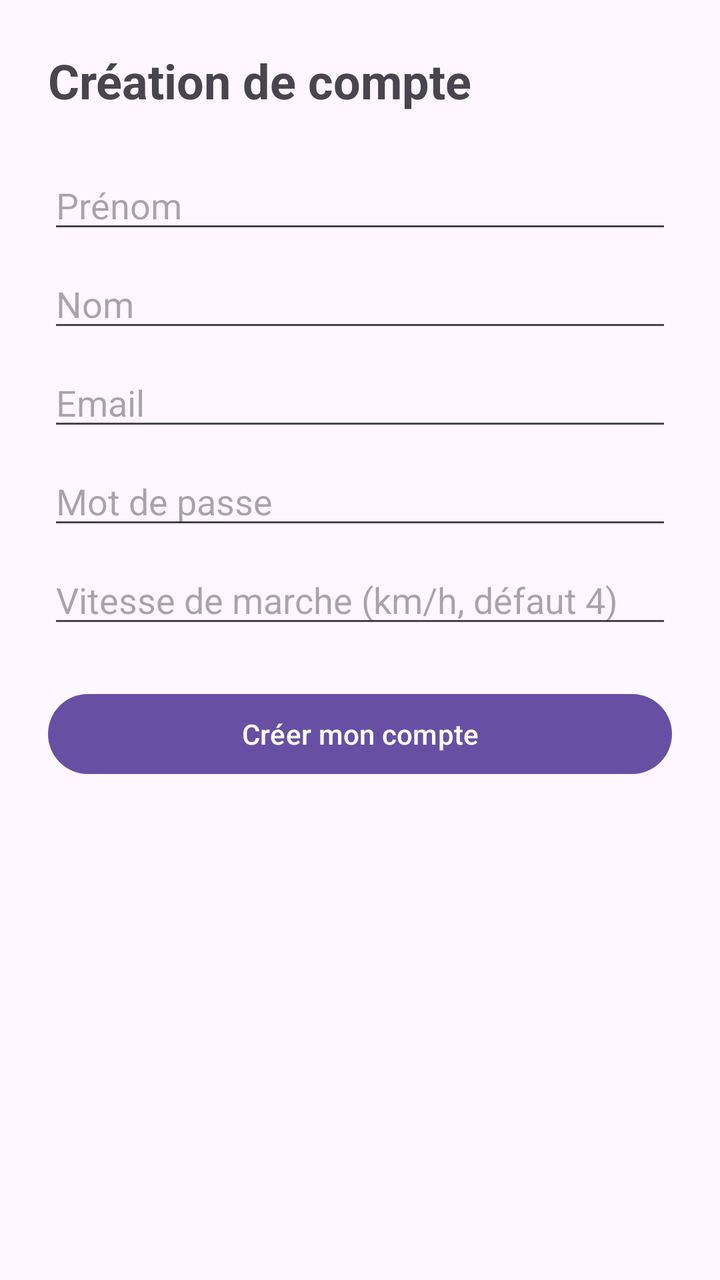
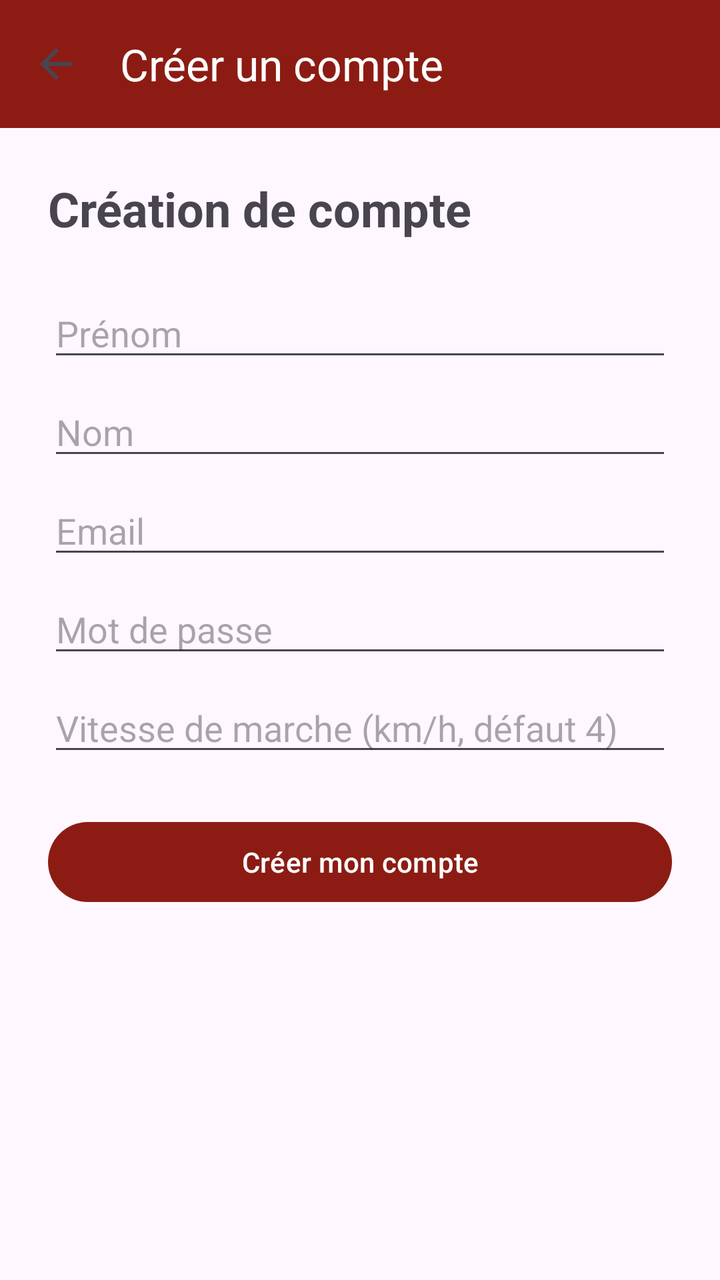

An Android layout rendered at two revisions. The XML below is the earlier revision; the diff shows what the commit changed to produce the second picture.
<!-- AndroidManifest.xml: application theme Theme.Puy_Du_Fou -->
<!-- res/layout/activity_register.xml -->
<?xml version="1.0" encoding="utf-8"?>
<ScrollView xmlns:android="http://schemas.android.com/apk/res/android"
    android:layout_width="match_parent"
    android:layout_height="match_parent">

    <LinearLayout
        android:layout_width="match_parent"
        android:layout_height="wrap_content"
        android:orientation="vertical"
        android:padding="24dp">

        <TextView
            android:layout_width="wrap_content"
            android:layout_height="wrap_content"
            android:text="Création de compte"
            android:textSize="24sp"
            android:textStyle="bold"
            android:layout_marginBottom="24dp"/>

        <EditText android:id="@+id/prenomInput"  android:layout_width="match_parent" android:layout_height="wrap_content" android:hint="Prénom"/>
        <EditText android:id="@+id/nomInput"     android:layout_width="match_parent" android:layout_height="wrap_content" android:hint="Nom" android:layout_marginTop="8dp"/>
        <EditText android:id="@+id/emailInput"   android:layout_width="match_parent" android:layout_height="wrap_content" android:hint="Email" android:inputType="textEmailAddress" android:layout_marginTop="8dp"/>
        <EditText android:id="@+id/passwordInput" android:layout_width="match_parent" android:layout_height="wrap_content" android:hint="Mot de passe" android:inputType="textPassword" android:layout_marginTop="8dp"/>
        <EditText android:id="@+id/vitesseInput" android:layout_width="match_parent" android:layout_height="wrap_content" android:hint="Vitesse de marche (km/h, défaut 4)" android:inputType="numberDecimal" android:layout_marginTop="8dp"/>

        <Button
            android:id="@+id/registerButton"
            android:layout_width="match_parent"
            android:layout_height="wrap_content"
            android:text="Créer mon compte"
            android:layout_marginTop="24dp"/>
    </LinearLayout>
</ScrollView>
<!-- resources referenced by this layout -->
<resources>
  <style name="Theme.Puy_Du_Fou" parent="Base.Theme.Puy_Du_Fou" />
  <style name="Base.Theme.Puy_Du_Fou" parent="Theme.Material3.DayNight.NoActionBar">
          
          
      </style>
</resources>

<!-- the commit's change to res/layout/activity_register.xml (unified diff, before → after) -->
@@ -1,5 +1,20 @@
 <?xml version="1.0" encoding="utf-8"?>
-<ScrollView xmlns:android="http://schemas.android.com/apk/res/android"
+<LinearLayout xmlns:android="http://schemas.android.com/apk/res/android"
+    xmlns:app="http://schemas.android.com/apk/res-auto"
+    android:layout_width="match_parent"
+    android:layout_height="match_parent"
+    android:orientation="vertical">
+
+    <androidx.appcompat.widget.Toolbar
+        android:id="@+id/toolbar"
+        android:layout_width="match_parent"
+        android:layout_height="?attr/actionBarSize"
+        android:background="?attr/colorPrimary"
+        app:navigationIcon="?attr/homeAsUpIndicator"
+        app:title="Créer un compte"
+        app:titleTextColor="@android:color/white"/>
+
+<ScrollView
     android:layout_width="match_parent"
     android:layout_height="match_parent">
 
@@ -31,3 +46,4 @@
             android:layout_marginTop="24dp"/>
     </LinearLayout>
 </ScrollView>
+</LinearLayout>
<!-- resource entries referenced after the edit -->
@@ -2,8 +2,12 @@
 <resources>
   <style name="Theme.Puy_Du_Fou" parent="Base.Theme.Puy_Du_Fou" />
   <style name="Base.Theme.Puy_Du_Fou" parent="Theme.Material3.DayNight.NoActionBar">
-          
-          
+          <item name="colorPrimary">@color/colorPrimary</item>
+          <item name="colorPrimaryVariant">@color/colorPrimaryDark</item>
+          <item name="colorSecondary">@color/colorAccent</item>
       </style>
+  <color name="colorPrimary">#8C1C13</color>
+  <color name="colorPrimaryDark">#5C1010</color>
+  <color name="colorAccent">#D4A017</color>
 </resources>
 
